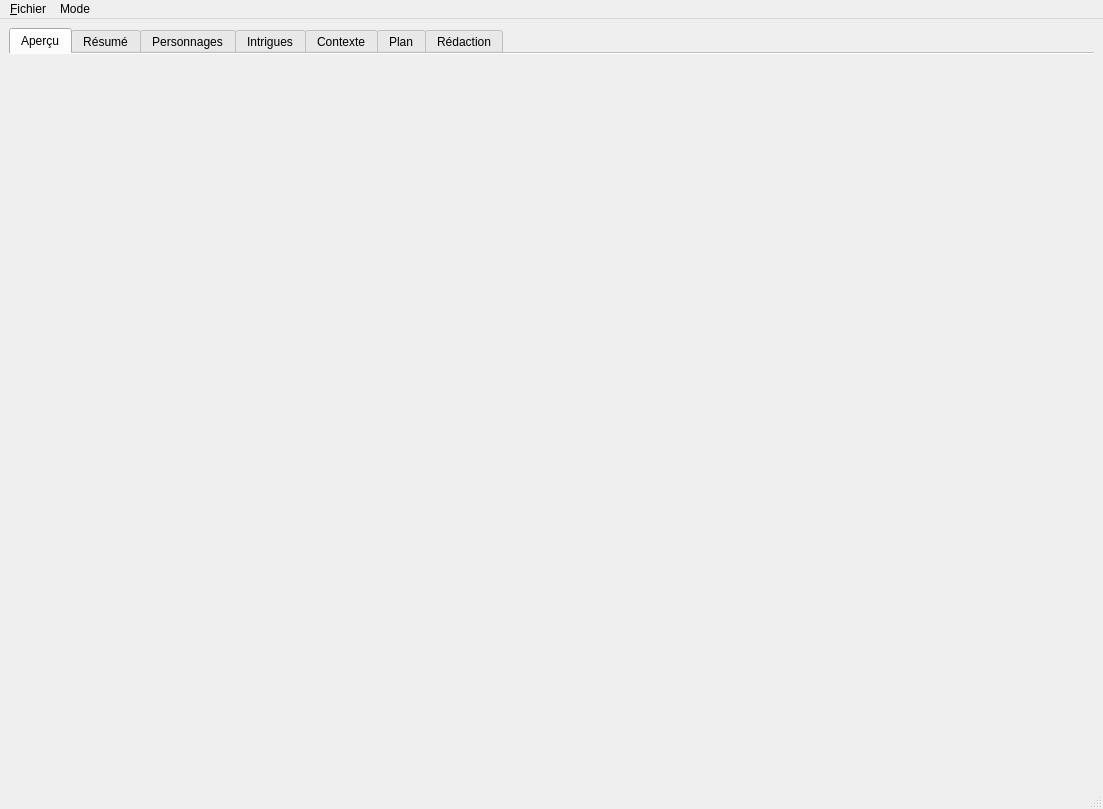
Before: the Qt Designer form src/ui/mainWindow.ui in olivierkes/manuskript, drawn with Qt 5.
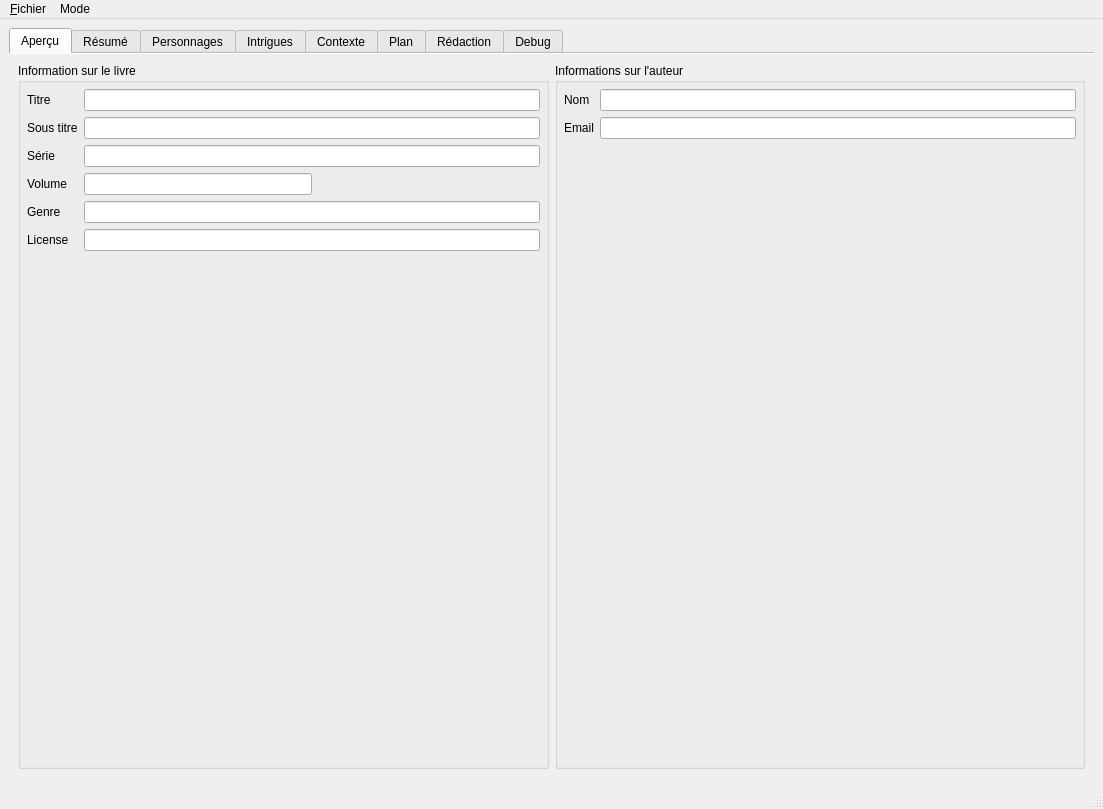
After: the same form once the commit is applied. The open tabs and pages were chosen to show the change. Icons and pictures are not drawn. Custom widgets are drawn as their Qt base class.

The edit to the form file:
```diff
--- a/src/ui/mainWindow.ui
+++ b/src/ui/mainWindow.ui
@@ -27,6 +27,141 @@
        <attribute name="title">
         <string>Aperçu</string>
        </attribute>
+       <layout class="QHBoxLayout" name="horizontalLayout_26">
+        <item>
+         <widget class="QGroupBox" name="grpBookInfos">
+          <property name="title">
+           <string>Information sur le livre</string>
+          </property>
+          <layout class="QFormLayout" name="formLayout_3">
+           <property name="leftMargin">
+            <number>6</number>
+           </property>
+           <property name="topMargin">
+            <number>6</number>
+           </property>
+           <property name="rightMargin">
+            <number>6</number>
+           </property>
+           <item row="0" column="0">
+            <widget class="QLabel" name="label_10">
+             <property name="text">
+              <string>Titre</string>
+             </property>
+            </widget>
+           </item>
+           <item row="0" column="1">
+            <widget class="QLineEdit" name="txtGeneralTitle"/>
+           </item>
+           <item row="1" column="0">
+            <widget class="QLabel" name="label_11">
+             <property name="text">
+              <string>Sous titre</string>
+             </property>
+            </widget>
+           </item>
+           <item row="1" column="1">
+            <widget class="QLineEdit" name="txtGeneralSubtitle"/>
+           </item>
+           <item row="2" column="0">
+            <widget class="QLabel" name="label_12">
+             <property name="text">
+              <string>Série</string>
+             </property>
+            </widget>
+           </item>
+           <item row="2" column="1">
+            <widget class="QLineEdit" name="txtGeneralSerie"/>
+           </item>
+           <item row="3" column="0">
+            <widget class="QLabel" name="label_13">
+             <property name="text">
+              <string>Volume</string>
+             </property>
+            </widget>
+           </item>
+           <item row="3" column="1">
+            <layout class="QHBoxLayout" name="horizontalLayout_25">
+             <item>
+              <widget class="QLineEdit" name="txtGeneralVolume"/>
+             </item>
+             <item>
+              <spacer name="horizontalSpacer_6">
+               <property name="orientation">
+                <enum>Qt::Horizontal</enum>
+               </property>
+               <property name="sizeHint" stdset="0">
+                <size>
+                 <width>40</width>
+                 <height>20</height>
+                </size>
+               </property>
+              </spacer>
+             </item>
+            </layout>
+           </item>
+           <item row="4" column="0">
+            <widget class="QLabel" name="label_14">
+             <property name="text">
+              <string>Genre</string>
+             </property>
+            </widget>
+           </item>
+           <item row="4" column="1">
+            <widget class="QLineEdit" name="txtGeneralGenre"/>
+           </item>
+           <item row="5" column="0">
+            <widget class="QLabel" name="label_16">
+             <property name="text">
+              <string>License</string>
+             </property>
+            </widget>
+           </item>
+           <item row="5" column="1">
+            <widget class="QLineEdit" name="txtGeneralLicense"/>
+           </item>
+          </layout>
+         </widget>
+        </item>
+        <item>
+         <widget class="QGroupBox" name="grpAuthor">
+          <property name="title">
+           <string>Informations sur l'auteur</string>
+          </property>
+          <layout class="QFormLayout" name="formLayout_4">
+           <property name="leftMargin">
+            <number>6</number>
+           </property>
+           <property name="topMargin">
+            <number>6</number>
+           </property>
+           <property name="rightMargin">
+            <number>6</number>
+           </property>
+           <item row="0" column="0">
+            <widget class="QLabel" name="label_15">
+             <property name="text">
+              <string>Nom</string>
+             </property>
+            </widget>
+           </item>
+           <item row="0" column="1">
+            <widget class="QLineEdit" name="txtGeneralAuthor"/>
+           </item>
+           <item row="1" column="0">
+            <widget class="QLabel" name="label_19">
+             <property name="text">
+              <string>Email</string>
+             </property>
+            </widget>
+           </item>
+           <item row="1" column="1">
+            <widget class="QLineEdit" name="txtGeneralEmail"/>
+           </item>
+          </layout>
+         </widget>
+        </item>
+       </layout>
       </widget>
       <widget class="QWidget" name="tab">
        <attribute name="title">
@@ -1559,6 +1694,57 @@
         </item>
        </layout>
       </widget>
+      <widget class="QWidget" name="tab_8">
+       <attribute name="title">
+        <string>Debug</string>
+       </attribute>
+       <layout class="QHBoxLayout" name="horizontalLayout_23">
+        <item>
+         <widget class="QTabWidget" name="tabWidget">
+          <property name="tabPosition">
+           <enum>QTabWidget::West</enum>
+          </property>
+          <property name="currentIndex">
+           <number>2</number>
+          </property>
+          <widget class="QWidget" name="tab_9">
+           <attribute name="title">
+            <string>FlatData</string>
+           </attribute>
+           <layout class="QHBoxLayout" name="horizontalLayout_24">
+            <item>
+             <widget class="QTableView" name="tblDebugFlatData"/>
+            </item>
+           </layout>
+          </widget>
+          <widget class="QWidget" name="tab_10">
+           <attribute name="title">
+            <string>Persos</string>
+           </attribute>
+           <layout class="QHBoxLayout" name="horizontalLayout_27">
+            <item>
+             <widget class="QTableView" name="tblDebugPersos"/>
+            </item>
+           </layout>
+          </widget>
+          <widget class="QWidget" name="tab_16">
+           <attribute name="title">
+            <string>Perso Infos</string>
+           </attribute>
+           <layout class="QHBoxLayout" name="horizontalLayout_28">
+            <item>
+             <widget class="QTableView" name="tblDebugPersosInfos">
+              <property name="alternatingRowColors">
+               <bool>true</bool>
+              </property>
+             </widget>
+            </item>
+           </layout>
+          </widget>
+         </widget>
+        </item>
+       </layout>
+      </widget>
      </widget>
     </item>
    </layout>
```
Left out of the diff: 118 changed lines with no effect on the pictures.
